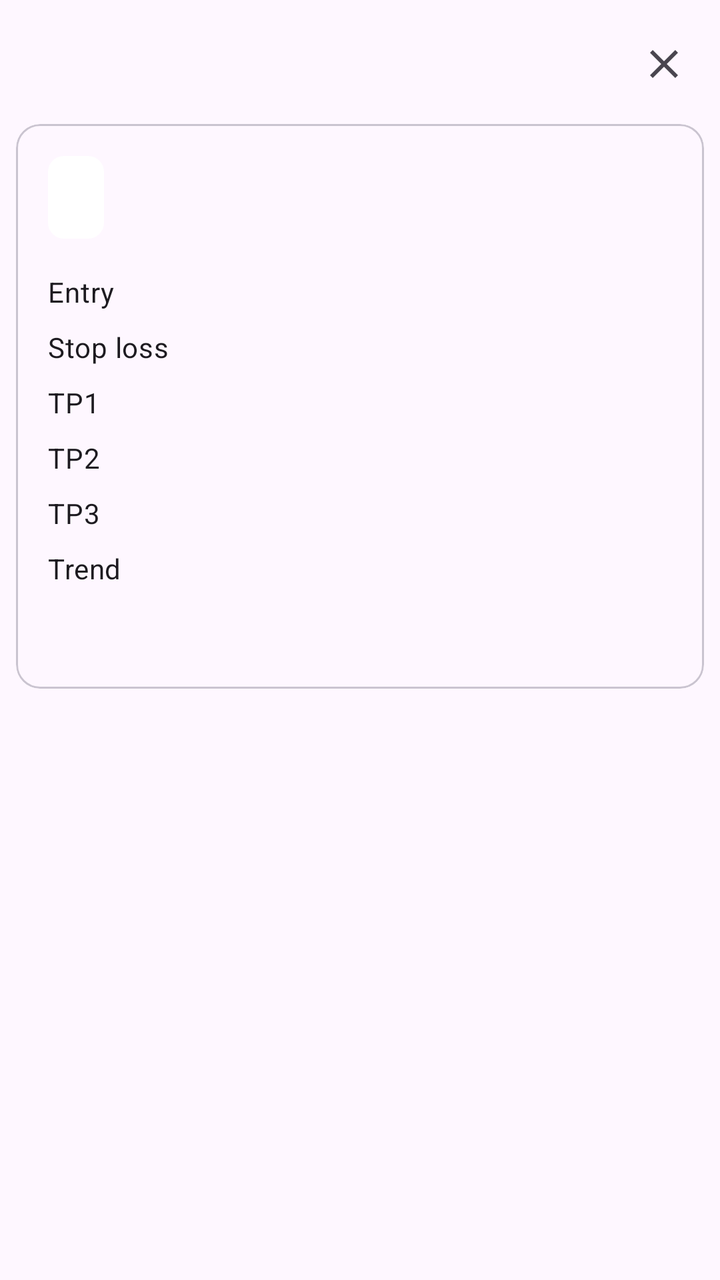
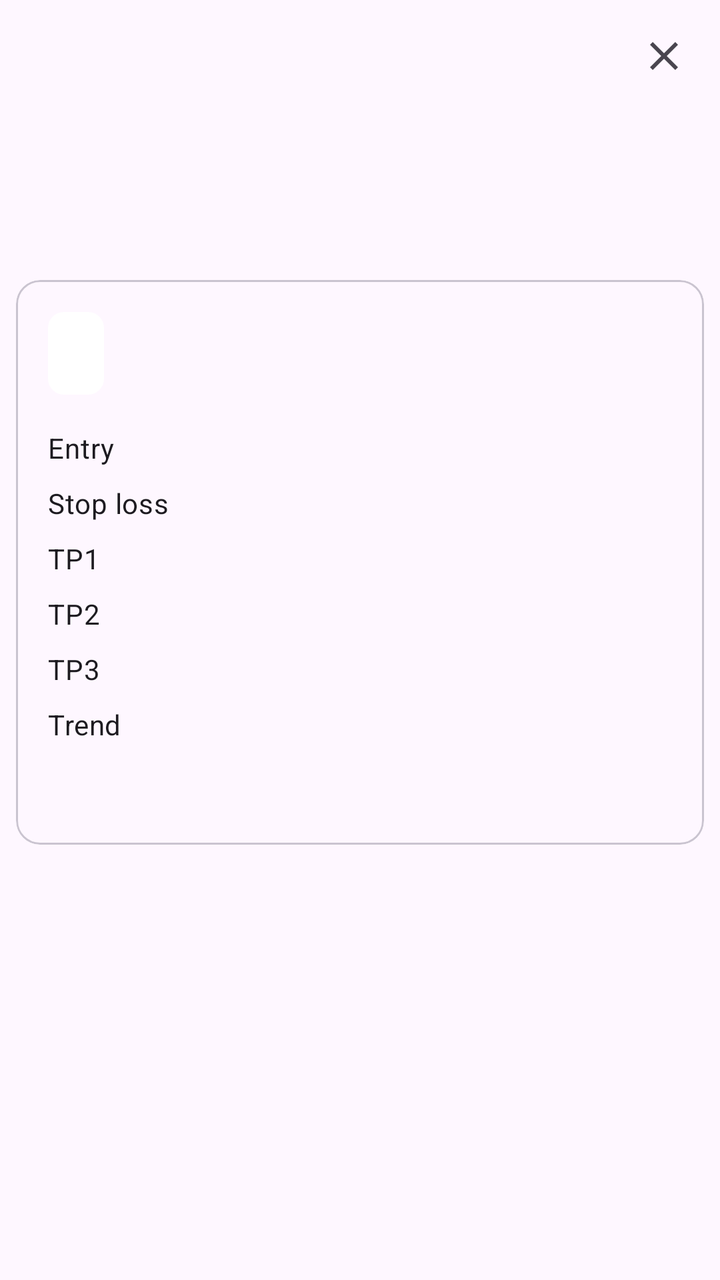

Screens rendered from an Android XML layout before and after an edit, with the pre-edit source and the edit as a unified diff.
<!-- AndroidManifest.xml: application theme Theme.GoldSignal -->
<!-- res/layout/item_history.xml -->
<?xml version="1.0" encoding="utf-8"?>
<LinearLayout xmlns:android="http://schemas.android.com/apk/res/android"
    android:layout_width="match_parent"
    android:layout_height="wrap_content"
    android:orientation="vertical"
    android:padding="8dp">

    <LinearLayout
        android:layout_width="match_parent"
        android:layout_height="wrap_content"
        android:gravity="center_vertical"
        android:orientation="horizontal"
        android:paddingBottom="6dp">

        <ImageView
            android:id="@+id/thumb"
            android:layout_width="72dp"
            android:layout_height="48dp"
            android:layout_marginEnd="12dp"
            android:contentDescription="@string/desc_thumb"
            android:scaleType="centerCrop" />

        <TextView
            android:id="@+id/time"
            android:layout_width="0dp"
            android:layout_height="wrap_content"
            android:layout_weight="1"
            android:textAppearance="?attr/textAppearanceTitleSmall" />

        <ImageButton
            android:id="@+id/delete"
            android:layout_width="40dp"
            android:layout_height="40dp"
            android:background="?attr/selectableItemBackgroundBorderless"
            android:contentDescription="@string/delete"
            android:src="@drawable/ic_close" />
    </LinearLayout>

    <include
        android:id="@+id/signal"
        layout="@layout/view_signal"
        android:layout_width="match_parent"
        android:layout_height="wrap_content" />
</LinearLayout>
<!-- res/layout/view_signal.xml (included above) -->
<?xml version="1.0" encoding="utf-8"?>
<com.google.android.material.card.MaterialCardView xmlns:android="http://schemas.android.com/apk/res/android"
    android:layout_width="match_parent"
    android:layout_height="wrap_content">

    <LinearLayout
        android:layout_width="match_parent"
        android:layout_height="wrap_content"
        android:orientation="vertical"
        android:padding="16dp">

        <LinearLayout
            android:layout_width="match_parent"
            android:layout_height="wrap_content"
            android:gravity="center_vertical"
            android:orientation="horizontal">

            <TextView
                android:id="@+id/signal"
                android:layout_width="wrap_content"
                android:layout_height="wrap_content"
                android:background="@drawable/bg_badge"
                android:paddingHorizontal="14dp"
                android:paddingVertical="6dp"
                android:textColor="#FFFFFFFF"
                android:textSize="22sp"
                android:textStyle="bold" />

            <TextView
                android:id="@+id/confidence"
                android:layout_width="0dp"
                android:layout_height="wrap_content"
                android:layout_marginStart="12dp"
                android:layout_weight="1"
                android:textAppearance="?attr/textAppearanceTitleMedium" />
        </LinearLayout>

        <TableLayout
            android:layout_width="match_parent"
            android:layout_height="wrap_content"
            android:layout_marginTop="12dp"
            android:shrinkColumns="1">

            <TableRow android:paddingVertical="3dp">
                <TextView android:text="@string/label_entry" android:paddingEnd="16dp" android:textAppearance="?attr/textAppearanceBodyMedium" />
                <TextView android:id="@+id/entry" android:textIsSelectable="true" android:textStyle="bold" android:textAppearance="?attr/textAppearanceBodyLarge" />
            </TableRow>

            <TableRow android:paddingVertical="3dp">
                <TextView android:text="@string/label_sl" android:paddingEnd="16dp" android:textAppearance="?attr/textAppearanceBodyMedium" />
                <TextView android:id="@+id/stopLoss" android:textIsSelectable="true" android:textColor="@color/sell" android:textAppearance="?attr/textAppearanceBodyLarge" />
            </TableRow>

            <TableRow android:paddingVertical="3dp">
                <TextView android:text="@string/label_tp1" android:paddingEnd="16dp" android:textAppearance="?attr/textAppearanceBodyMedium" />
                <TextView android:id="@+id/tp1" android:textIsSelectable="true" android:textColor="@color/buy" android:textAppearance="?attr/textAppearanceBodyLarge" />
            </TableRow>
            <TableRow android:paddingVertical="3dp">
                <TextView android:text="@string/label_tp2" android:paddingEnd="16dp" android:textAppearance="?attr/textAppearanceBodyMedium" />
                <TextView android:id="@+id/tp2" android:textIsSelectable="true" android:textColor="@color/buy" android:textAppearance="?attr/textAppearanceBodyLarge" />
            </TableRow>
            <TableRow android:paddingVertical="3dp">
                <TextView android:text="@string/label_tp3" android:paddingEnd="16dp" android:textAppearance="?attr/textAppearanceBodyMedium" />
                <TextView android:id="@+id/tp3" android:textIsSelectable="true" android:textColor="@color/buy" android:textAppearance="?attr/textAppearanceBodyLarge" />
            </TableRow>

            <TableRow android:paddingVertical="3dp">
                <TextView android:text="@string/label_trend" android:paddingEnd="16dp" android:textAppearance="?attr/textAppearanceBodyMedium" />
                <TextView android:id="@+id/trend" android:textAppearance="?attr/textAppearanceBodyLarge" />
            </TableRow>
        </TableLayout>

        <TextView
            android:id="@+id/reason"
            android:layout_width="match_parent"
            android:layout_height="wrap_content"
            android:layout_marginTop="12dp"
            android:textAppearance="?attr/textAppearanceBodyMedium"
            android:textIsSelectable="true" />
    </LinearLayout>
</com.google.android.material.card.MaterialCardView>
<!-- resources referenced by this layout -->
<resources>
  <color name="buy">#2E7D32</color>
  <color name="sell">#C62828</color>
  <!-- drawable bg_badge (drawable) -->
  <?xml version="1.0" encoding="utf-8"?>
  <shape xmlns:android="http://schemas.android.com/apk/res/android" android:shape="rectangle">
      <solid android:color="#FFFFFFFF" />
      <corners android:radius="8dp" />
  </shape>
  <!-- drawable ic_close (drawable) -->
  <vector xmlns:android="http://schemas.android.com/apk/res/android"
      android:width="24dp" android:height="24dp" android:viewportWidth="24" android:viewportHeight="24"
      android:tint="?attr/colorOnSurfaceVariant">
      <path android:fillColor="#FFFFFFFF"
          android:pathData="M19,6.41L17.59,5 12,10.59 6.41,5 5,6.41 10.59,12 5,17.59 6.41,19 12,13.41 17.59,19 19,17.59 13.41,12z"/>
  </vector>
  <string name="delete">Delete</string>
  <string name="desc_thumb">Chart screenshot</string>
  <string name="label_entry">Entry</string>
  <string name="label_sl">Stop loss</string>
  <string name="label_tp1">TP1</string>
  <string name="label_tp2">TP2</string>
  <string name="label_tp3">TP3</string>
  <string name="label_trend">Trend</string>
  <style name="Theme.GoldSignal" parent="Theme.Material3.DayNight.NoActionBar">
          <item name="colorPrimary">@color/brand</item>
          <item name="colorSecondary">@color/brand</item>
      </style>
  <color name="brand">#B8860B</color>
</resources>

<!-- the commit's change to res/layout/item_history.xml (unified diff, before → after) -->
@@ -11,14 +11,6 @@
         android:gravity="center_vertical"
         android:orientation="horizontal"
         android:paddingBottom="6dp">
-
-        <ImageView
-            android:id="@+id/thumb"
-            android:layout_width="72dp"
-            android:layout_height="48dp"
-            android:layout_marginEnd="12dp"
-            android:contentDescription="@string/desc_thumb"
-            android:scaleType="centerCrop" />
 
         <TextView
             android:id="@+id/time"
@@ -35,6 +27,16 @@
             android:contentDescription="@string/delete"
             android:src="@drawable/ic_close" />
     </LinearLayout>
+
+    <ImageView
+        android:id="@+id/thumb"
+        android:layout_width="wrap_content"
+        android:layout_height="80dp"
+        android:layout_marginBottom="6dp"
+        android:adjustViewBounds="true"
+        android:contentDescription="@string/desc_thumb"
+        android:maxWidth="400dp"
+        android:scaleType="fitStart" />
 
     <include
         android:id="@+id/signal"
